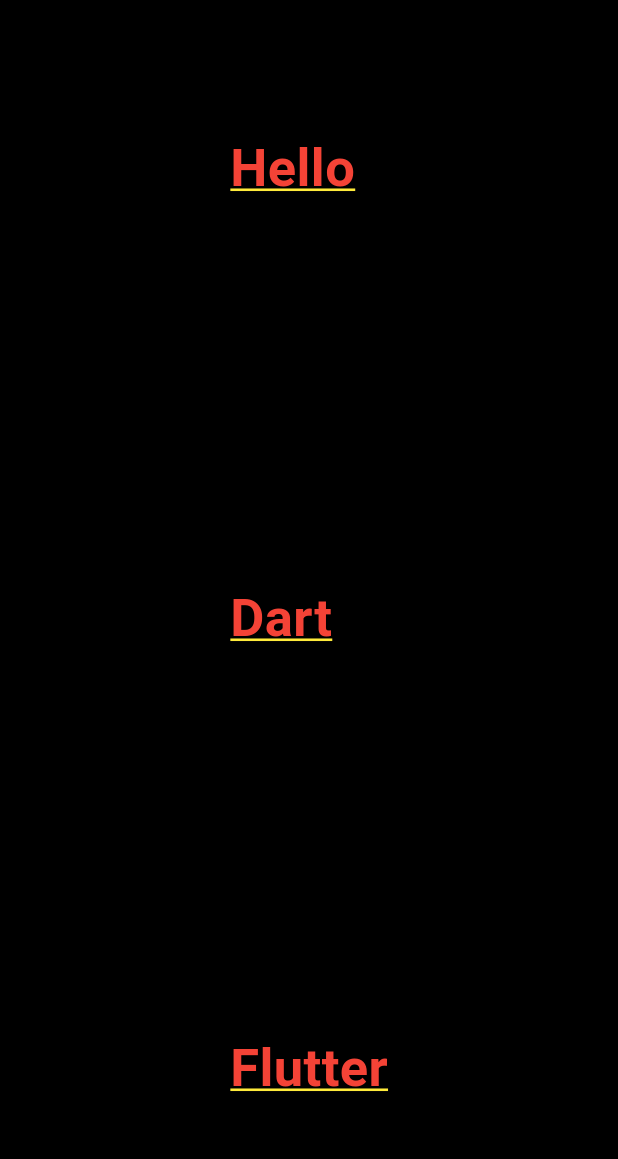
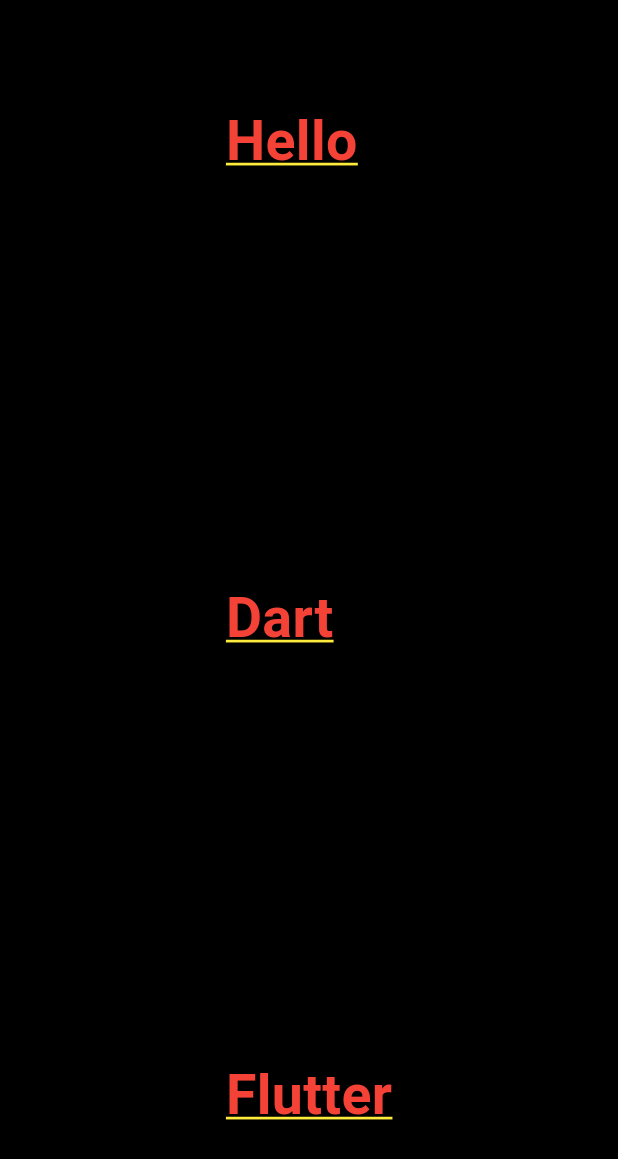
Before and after one commit to AnkitUmredkar/Anatomy_Flutter, a Flutter app: the screen it shows after launch, on a phone screen of 412 x 824 dp. Shown: the top 1159 px of the screen. Run offline on Flutter 3.47's test engine with Material 3 defaults, Android fonts, the phone set to English and light mode, and no system bars.

Commit message:
20-03-2024

```diff
--- a/lib/lecture_2.dart
+++ b/lib/lecture_2.dart
@@ -21,7 +21,7 @@ class MyApp extends StatelessWidget {
           centerTitle: true,
           title: const Text(
             'Flutter App',
-            style: TextStyle(color: Colors.white),
+            style: TextStyle(color: Colors.white,fontSize: 25),
           ),
           actions: const [
             Padding(
@@ -39,7 +39,7 @@ class MyApp extends StatelessWidget {
           child: Text(
             '      Red & White Group Of Institutes \n OneStep in Changing Education chain....',
             style: TextStyle(
-              fontSize: 20,
+              fontSize: 21,
               color: Colors.red,
               fontWeight : FontWeight.w500,
             ),
--- a/lib/lecture_3.1.dart
+++ b/lib/lecture_3.1.dart
@@ -28,7 +28,7 @@ class MyApp extends StatelessWidget {
             'Red & White',
             style: TextStyle(
               color: Colors.red,
-              fontSize: 40,
+              fontSize: 47,
               fontWeight: FontWeight.w500,
               decoration: TextDecoration.underline,
               decorationStyle: TextDecorationStyle.double,
--- a/lib/lecture_3.2.dart
+++ b/lib/lecture_3.2.dart
@@ -22,7 +22,7 @@ class MyApp extends StatelessWidget {
           title: const Text('My RNW',
               style: TextStyle(
                   fontWeight: FontWeight.w500,
-                  fontSize: 24,
+                  fontSize: 25,
                   color: Colors.white)),
           centerTitle: true,
         ),
@@ -34,7 +34,7 @@ class MyApp extends StatelessWidget {
                   text: 'Red & White',
                   style: TextStyle(
                     color: Colors.red,
-                    fontSize: 60,
+                    fontSize: 62,
                     fontWeight: FontWeight.bold,
                     decoration: TextDecoration.underline,
                     decorationColor: Colors.redAccent,
--- a/lib/main.dart
+++ b/lib/main.dart
@@ -18,7 +18,7 @@ class MyApp extends StatelessWidget {
           child: Text(
             'Hello\n\n\n\n\n\nDart\n\n\n\n\n\nFlutter',
             style: TextStyle(
-                fontSize: 35,
+                fontSize: 37,
                 color: Colors.red,
                 decoration: TextDecoration.underline,
                 decorationColor: Colors.yellow,
```
